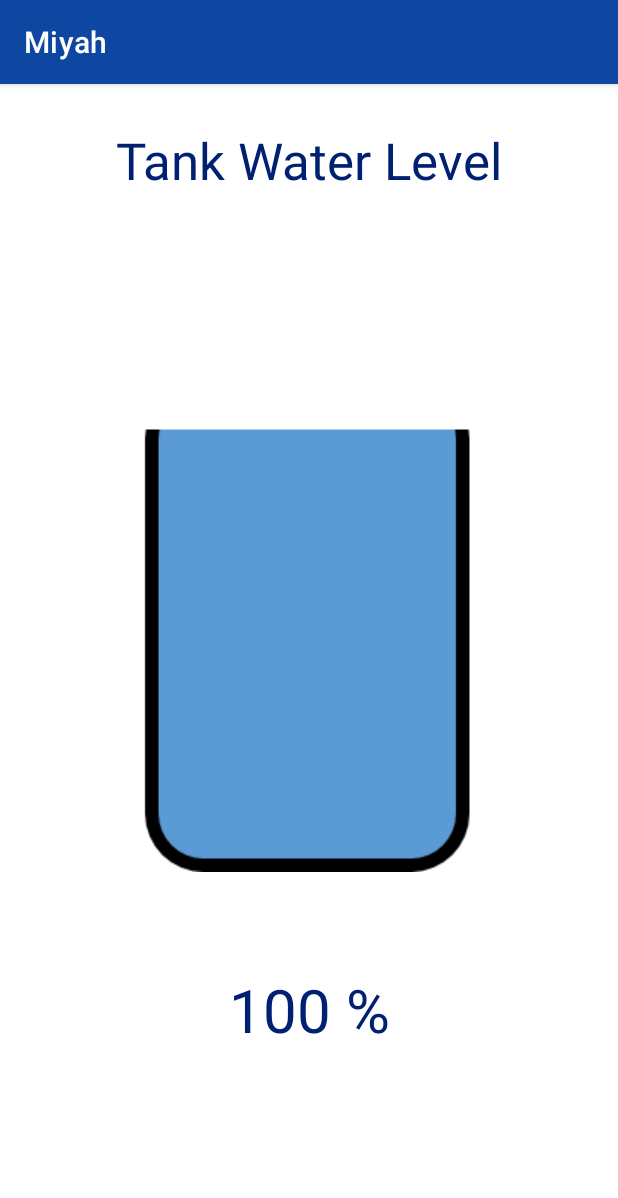
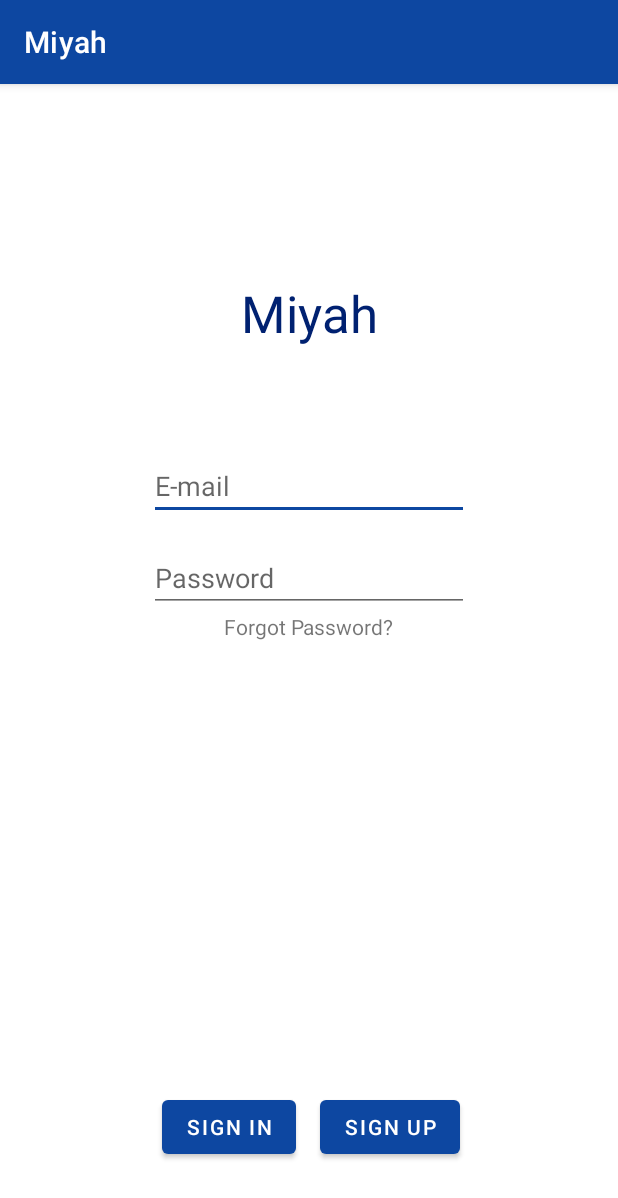
Before and after one commit to mhmdcs/Miyah, an Android app: the screen it shows after launch (MainActivity), on a phone screen of 412 x 824 dp. Shown: the top 1198 px of the screen. Run offline under Robolectric (Android 15) with nearby library versions, the phone set to English and light mode, and no system bars; our stand-ins replace data binding.

Commit message:
implement navigations to fragments

```diff
--- a/app/build.gradle
+++ b/app/build.gradle
@@ -2,6 +2,7 @@ plugins {
     id 'com.android.application'
     id 'kotlin-android'
     id 'com.google.gms.google-services'
+    id 'androidx.navigation.safeargs.kotlin'
 }
 
 
--- a/app/src/main/java/com/example/miyah/LoginFragment.kt
+++ b/app/src/main/java/com/example/miyah/LoginFragment.kt
@@ -5,15 +5,38 @@ import androidx.fragment.app.Fragment
 import android.view.LayoutInflater
 import android.view.View
 import android.view.ViewGroup
+import androidx.databinding.DataBindingUtil
+import androidx.navigation.findNavController
+import com.example.miyah.databinding.FragmentLoginBinding
+import com.example.miyah.databinding.FragmentSignupBinding
 
 class LoginFragment : Fragment() {
+
+    private lateinit var binding: FragmentLoginBinding
 
     override fun onCreateView(
         inflater: LayoutInflater, container: ViewGroup?,
         savedInstanceState: Bundle?
     ): View? {
+
+        //initialize the data binding variable
+        binding = DataBindingUtil.inflate(
+            inflater,
+            R.layout.fragment_login,
+            container,
+            false)
+
+        binding.signUpButton.setOnClickListener { view: View ->
+            view.findNavController().navigate(LoginFragmentDirections.actionLoginFragmentToSignupFragment())
+        }
+
+        binding.signInButton.setOnClickListener { view: View ->
+            view.findNavController().navigate(LoginFragmentDirections.actionLoginFragmentToBarFragment())
+        }
+
+
         // Inflate the layout for this fragment
-        return inflater.inflate(R.layout.fragment_login, container, false)
+        return binding.root
     }
 
 }
--- /dev/null
+++ b/app/src/main/res/anim/slide_in_left.xml
@@ -0,0 +1,13 @@
+<?xml version="1.0" encoding="utf-8"?>
+<set xmlns:android="http://schemas.android.com/apk/res/android">
+
+    <translate
+
+        android:duration="@android:integer/config_shortAnimTime"
+        android:fromXDelta="-100%"
+        android:toXDelta="0%"
+        android:fromYDelta="0%"
+        android:toYDelta="0%"
+        />
+
+</set>
--- /dev/null
+++ b/app/src/main/res/anim/slide_in_right.xml
@@ -0,0 +1,11 @@
+<?xml version="1.0" encoding="utf-8"?>
+
+<set xmlns:android="http://schemas.android.com/apk/res/android">
+
+    <translate
+        android:duration="@android:integer/config_shortAnimTime"
+        android:fromXDelta="100%"
+        android:fromYDelta="0%"
+        android:toXDelta="0%"
+        android:toYDelta="0%" />
+</set>
--- /dev/null
+++ b/app/src/main/res/anim/slide_out_left.xml
@@ -0,0 +1,10 @@
+<?xml version="1.0" encoding="utf-8"?>
+<set xmlns:android="http://schemas.android.com/apk/res/android">
+
+    <translate
+        android:duration="@android:integer/config_shortAnimTime"
+        android:fromXDelta="0%"
+        android:fromYDelta="0%"
+        android:toXDelta="-100%"
+        android:toYDelta="0%" />
+</set>
--- /dev/null
+++ b/app/src/main/res/anim/slide_out_right.xml
@@ -0,0 +1,10 @@
+<?xml version="1.0" encoding="utf-8"?>
+<set xmlns:android="http://schemas.android.com/apk/res/android">
+
+    <translate
+        android:duration="@android:integer/config_shortAnimTime"
+        android:fromXDelta="0%"
+        android:fromYDelta="0%"
+        android:toXDelta="100%"
+        android:toYDelta="0%" />
+</set>
--- a/app/src/main/res/layout/fragment_login.xml
+++ b/app/src/main/res/layout/fragment_login.xml
@@ -51,6 +51,7 @@
             android:id="@+id/signInButton"
             android:layout_width="wrap_content"
             android:layout_height="wrap_content"
+            android:layout_marginTop="270dp"
             android:layout_marginEnd="8dp"
             android:text="@string/SignIn"
             app:layout_constraintBottom_toBottomOf="parent"
@@ -63,6 +64,7 @@
             android:layout_width="wrap_content"
             android:layout_height="wrap_content"
             android:layout_marginStart="8dp"
+            android:layout_marginTop="270dp"
             android:text="@string/SignUp"
             app:layout_constraintBottom_toBottomOf="parent"
             app:layout_constraintEnd_toEndOf="parent"
@@ -78,6 +80,17 @@
             app:layout_constraintStart_toStartOf="parent"
             app:layout_constraintTop_toBottomOf="@+id/passwordEditText" />
 
+        <ProgressBar
+            android:id="@+id/status_loading_wheel"
+            android:layout_width="wrap_content"
+            android:layout_height="wrap_content"
+            android:indeterminate="true"
+            android:visibility="gone"
+            app:layout_constraintBottom_toBottomOf="parent"
+            app:layout_constraintLeft_toLeftOf="parent"
+            app:layout_constraintRight_toRightOf="parent"
+            app:layout_constraintTop_toTopOf="parent" />
+
     </androidx.constraintlayout.widget.ConstraintLayout>
 
 </layout>
--- a/app/src/main/res/navigation/navigation.xml
+++ b/app/src/main/res/navigation/navigation.xml
@@ -3,10 +3,43 @@
     xmlns:app="http://schemas.android.com/apk/res-auto"
     xmlns:tools="http://schemas.android.com/tools"
     android:id="@+id/navigation"
-    app:startDestination="@id/barFragment">
+    app:startDestination="@id/loginFragment">
     <fragment
+        tools:layout="@layout/fragment_login"
+        android:id="@+id/loginFragment"
+        android:name="com.example.miyah.LoginFragment"
+        android:label="LoginFragment" >
+        <action
+            android:id="@+id/action_loginFragment_to_signupFragment"
+            app:destination="@id/signupFragment"
+            app:enterAnim="@anim/slide_in_right"
+            app:exitAnim="@anim/slide_out_left"
+            app:popEnterAnim="@anim/slide_in_left"
+            app:popExitAnim="@anim/slide_out_right"/>
+        <action
+            android:id="@+id/action_loginFragment_to_barFragment"
+            app:destination="@id/barFragment"
+            app:enterAnim="@anim/slide_in_right"
+            app:exitAnim="@anim/slide_out_left"
+            app:popEnterAnim="@anim/slide_in_left"
+            app:popExitAnim="@anim/slide_out_right"/>
+    </fragment>
+    <fragment
+        tools:layout="@layout/fragment_signup"
+        android:id="@+id/signupFragment"
+        android:name="com.example.miyah.SignupFragment"
+        android:label="SignupFragment" >
+        <action
+            android:id="@+id/action_signupFragment_to_barFragment"
+            app:destination="@id/barFragment"
+            app:enterAnim="@anim/slide_in_right"
+            app:exitAnim="@anim/slide_out_left"
+            app:popEnterAnim="@anim/slide_in_left"
+            app:popExitAnim="@anim/slide_out_right"/>
+    </fragment>
+    <fragment
+        tools:layout="@layout/fragment_bar"
         android:id="@+id/barFragment"
         android:name="com.example.miyah.BarFragment"
-        android:label="fragment_bar"
-        tools:layout="@layout/fragment_bar" />
+        android:label="BarFragment" />
 </navigation>
--- a/app/src/main/res/values/strings.xml
+++ b/app/src/main/res/values/strings.xml
@@ -6,6 +6,7 @@
     <string name="phoneHint">Phone Number</string>
     <string name="passwordHint">Password</string>
     <string name="confirmPasswordHint">Confirm Password</string>
+    <string name="nameHint">Name</string>
     <string name="SignIn">Sign In</string>
     <string name="SignUp">Sign Up</string>
     <string name="Welcome">Welcome</string>
--- a/build.gradle
+++ b/build.gradle
@@ -18,7 +18,6 @@ buildscript {
         //navigation safe-args dependency (this is essential for the navdirection navigation direction), don't forget the apply plugin statement in the other gradle app file
         classpath "androidx.navigation:navigation-safe-args-gradle-plugin:${nav_version}"
 
-
         // NOTE: Do not place your application dependencies here; they belong
         // in the individual module build.gradle files
     }
```
Also changed, not shown: app/src/main/java/com/example/miyah/BarFragment.kt (+21 -0 lines), app/src/main/java/com/example/miyah/SignupFragment.kt (+20 -1 lines), app/src/main/res/layout/fragment_signup.xml (+31 -18 lines).
